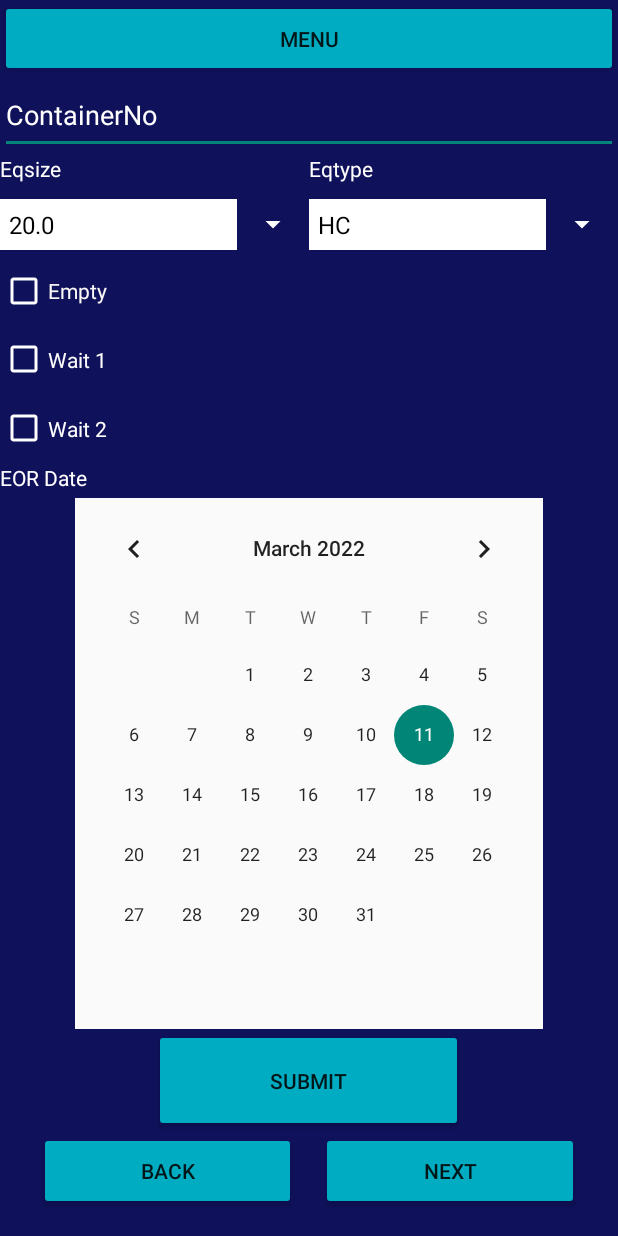
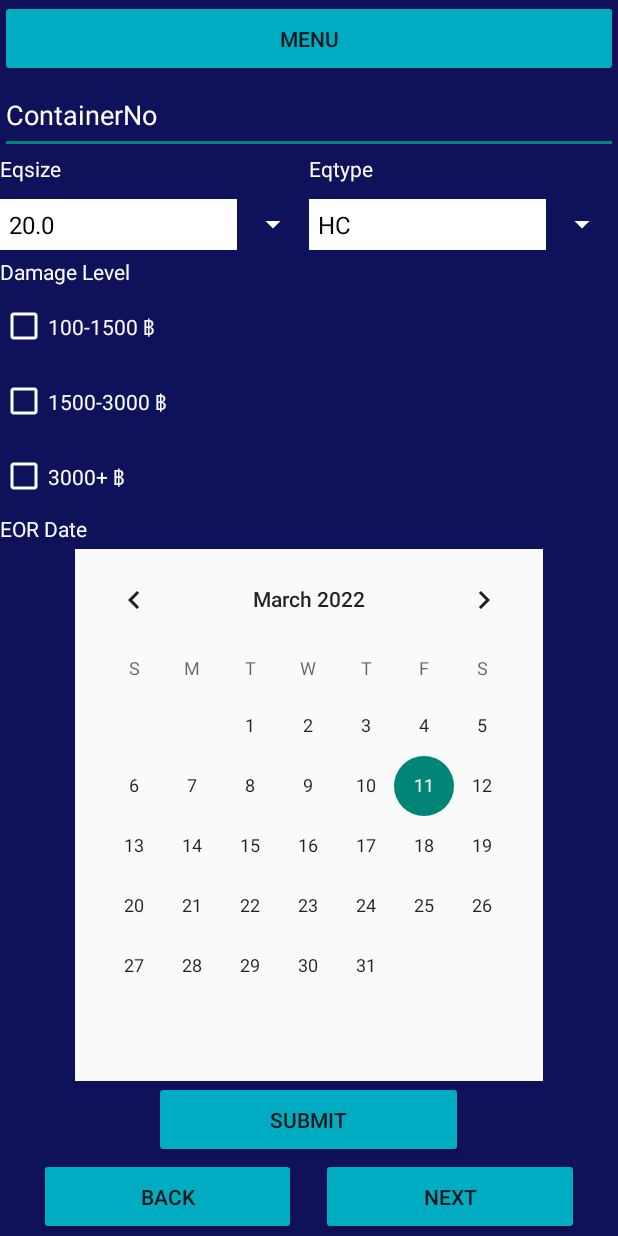
Before and after one commit to bunnybunbun37204/app_pkarn, an Android app: the GateInActivity screen opened directly, with no data from a screen before it, on a phone screen of 412 x 824 dp. Run offline under Robolectric (Android 15) with nearby library versions, the phone set to English and light mode, and no system bars; libraries missing offline, so code that uses them is left out: com.apollographql.apollo3.

Commit message:
edit damage level

```diff
--- a/app/src/main/res/layout/gatein_activity.xml
+++ b/app/src/main/res/layout/gatein_activity.xml
@@ -95,40 +95,48 @@
         </LinearLayout>
 
         <LinearLayout
-            android:weightSum="3"
-            android:layout_weight="1"
+            android:weightSum="4"
+            android:layout_weight="1.25"
             android:gravity="center_horizontal"
             android:orientation="vertical"
             android:layout_width="match_parent"
             android:layout_height="0dp">
+
+            <TextView
+                android:layout_width="match_parent"
+                android:layout_height="0dp"
+                android:textColor="@color/white"
+                android:text="Damage Level"
+                android:layout_weight="0.5"
+                tools:ignore="NestedWeights" />
             <CheckBox
-                android:layout_weight="1"
+                android:layout_weight="1.167"
                 android:id="@+id/emptyCheck"
                 android:layout_width="match_parent"
                 android:layout_height="0dp"
                 android:buttonTint="#FFFFFF"
                 android:minHeight="40dp"
-                android:text="Empty"
+                android:text="100-1500 ฿"
                 android:textColor="#FAF7F7" />
 
             <CheckBox
-                android:layout_weight="1"
+                android:layout_weight="1.167"
                 android:id="@+id/wait1_check"
                 android:layout_width="match_parent"
                 android:layout_height="0dp"
                 android:buttonTint="#FFFFFF"
                 android:minHeight="40dp"
-                android:text="Wait 1"
+                android:text="1500-3000 ฿"
                 android:textColor="#FBFBFB" />
 
             <CheckBox
-                android:layout_weight="1"
+                android:layout_weight="1.167"
                 android:id="@+id/wait2_check"
                 android:layout_width="match_parent"
                 android:layout_height="0dp"
                 android:buttonTint="#FFFFFF"
                 android:minHeight="40dp"
-                android:text="Wait 2"
+                android:text="3000+ ฿"
                 android:textColor="#FFFFFF" />
         </LinearLayout>
 
@@ -172,7 +180,7 @@
                 android:gravity="center_horizontal"
                 android:weightSum="3"
                 android:orientation="horizontal"
-                android:layout_weight="1"
+                android:layout_weight="0.75"
                 android:layout_width="match_parent"
                 android:layout_height="0dp"
                 tools:ignore="NestedWeights">
```
Also changed, not shown: app/src/main/java/com/example/dolpjinjunior/GateInActivity.kt (+9 -6 lines).
